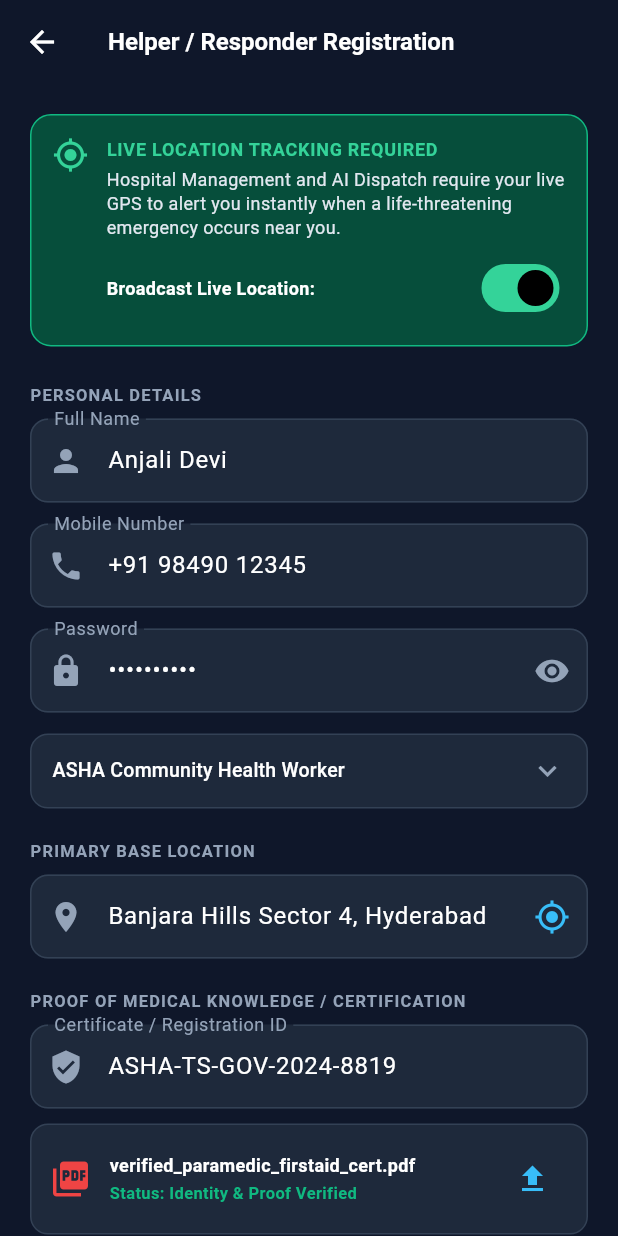
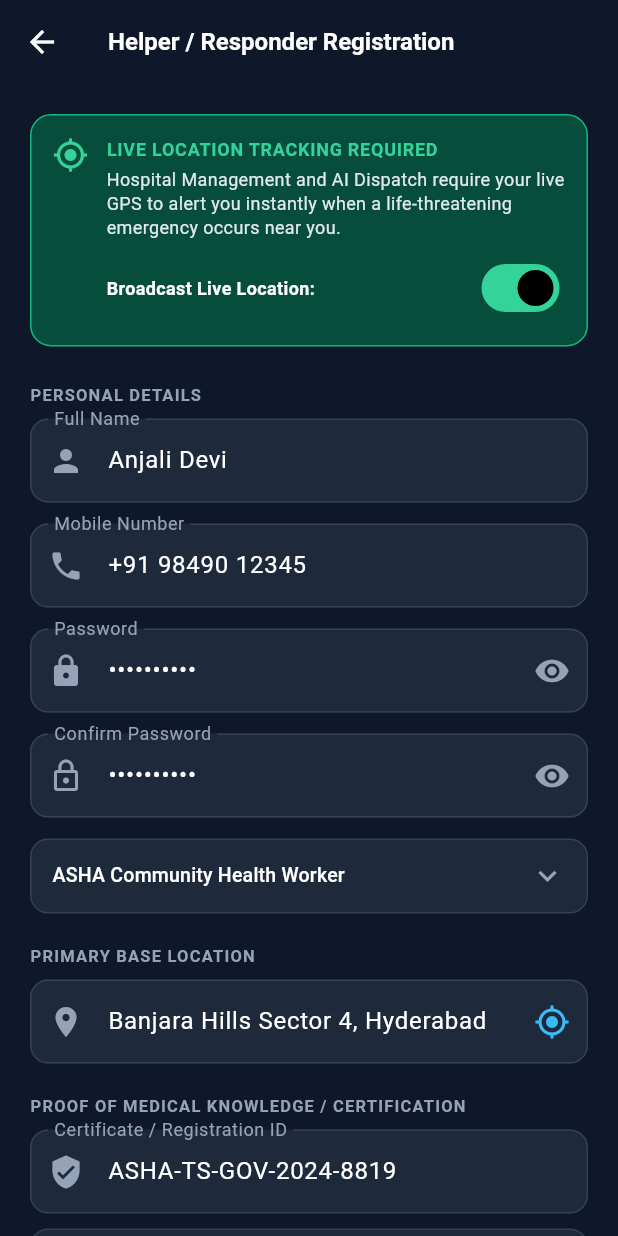
Before and after one commit to GintokiSakata7/Sanjeeeveni, a Flutter app: the HelperRegisterScreen screen opened directly, on a phone screen of 412 x 824 dp. Run offline on Flutter 3.47's test engine with Material 3 defaults, Android fonts, the light colour scheme and no system bars; our stand-ins replace geolocator, shared_preferences; accounts and stored records are empty.

Commit message:
Add confirm password field & validation to Helper registration screen in mobile-app

```diff
--- a/mobile-app/lib/screens/auth/helper_register_screen.dart
+++ b/mobile-app/lib/screens/auth/helper_register_screen.dart
@@ -18,6 +18,8 @@ class _HelperRegisterScreenState extends State<HelperRegisterScreen> {
       TextEditingController(text: '+91 98490 12345');
   final TextEditingController _passwordController =
       TextEditingController(text: 'Helper123!');
+  final TextEditingController _confirmPasswordController =
+      TextEditingController(text: 'Helper123!');
   final TextEditingController _locationController =
       TextEditingController(text: 'Banjara Hills Sector 4, Hyderabad');
   final TextEditingController _certIdController =
@@ -33,6 +35,7 @@ class _HelperRegisterScreenState extends State<HelperRegisterScreen> {
   String _uploadedFileName = 'verified_paramedic_firstaid_cert.pdf';
   bool _isLoading = false;
   bool _obscurePassword = true;
+  bool _obscureConfirmPassword = true;
 
   final List<String> _helperRoles = [
     'ASHA Community Health Worker',
@@ -89,11 +92,12 @@ class _HelperRegisterScreenState extends State<HelperRegisterScreen> {
     final name = _nameController.text.trim();
     final phone = _phoneController.text.trim();
     final password = _passwordController.text.trim();
+    final confirmPassword = _confirmPasswordController.text.trim();
 
-    if (name.isEmpty || phone.isEmpty || password.isEmpty) {
+    if (name.isEmpty || phone.isEmpty || password.isEmpty || confirmPassword.isEmpty) {
       ScaffoldMessenger.of(context).showSnackBar(
         const SnackBar(
-          content: Text('Please fill in Name, Phone and Password.'),
+          content: Text('Please fill in Name, Phone, Password and Confirm Password.'),
           backgroundColor: Color(0xFFDC2626),
         ),
       );
@@ -104,6 +108,16 @@ class _HelperRegisterScreenState extends State<HelperRegisterScreen> {
       ScaffoldMessenger.of(context).showSnackBar(
         const SnackBar(
           content: Text('Password must be at least 6 characters.'),
+          backgroundColor: Color(0xFFDC2626),
+        ),
+      );
+      return;
+    }
+
+    if (password != confirmPassword) {
+      ScaffoldMessenger.of(context).showSnackBar(
+        const SnackBar(
+          content: Text('Passwords do not match. Please re-enter.'),
           backgroundColor: Color(0xFFDC2626),
         ),
       );
@@ -374,6 +388,40 @@ class _HelperRegisterScreenState extends State<HelperRegisterScreen> {
               ),
               const SizedBox(height: 14),
 
+              // Confirm Password
+              TextField(
+                controller: _confirmPasswordController,
+                obscureText: _obscureConfirmPassword,
+                style: const TextStyle(color: Colors.white),
+                decoration: InputDecoration(
+                  labelText: 'Confirm Password',
+                  labelStyle: const TextStyle(color: Color(0xFF94A3B8)),
+                  prefixIcon: const Icon(Icons.lock_outline, color: Color(0xFF94A3B8)),
+                  suffixIcon: IconButton(
+                    icon: Icon(
+                      _obscureConfirmPassword ? Icons.visibility : Icons.visibility_off,
+                      color: const Color(0xFF94A3B8),
+                    ),
+                    onPressed: () {
+                      setState(() {
+                        _obscureConfirmPassword = !_obscureConfirmPassword;
+                      });
+                    },
+                  ),
+                  filled: true,
+                  fillColor: const Color(0xFF1E293B),
+                  border: OutlineInputBorder(
+                    borderRadius: BorderRadius.circular(12),
+                    borderSide: const BorderSide(color: Color(0xFF334155)),
+                  ),
+                  enabledBorder: OutlineInputBorder(
+                    borderRadius: BorderRadius.circular(12),
+                    borderSide: const BorderSide(color: Color(0xFF334155)),
+                  ),
+                ),
+              ),
+              const SizedBox(height: 14),
+
               // Qualification Role
               Container(
                 padding: const EdgeInsets.symmetric(horizontal: 14),
```
